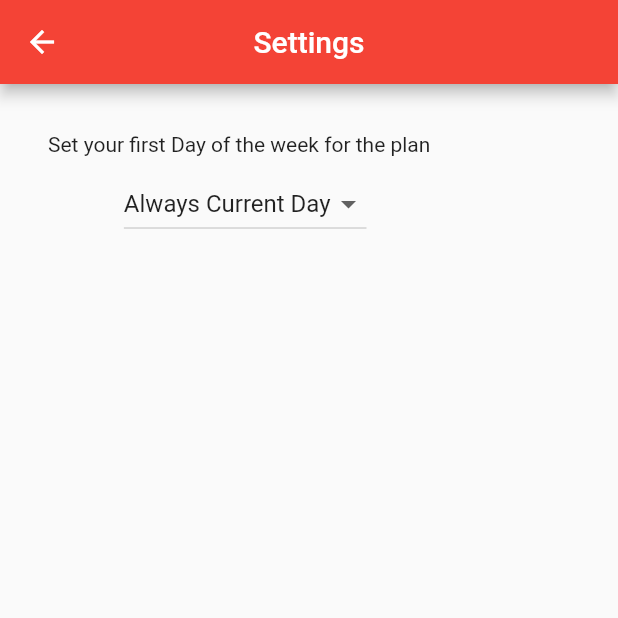
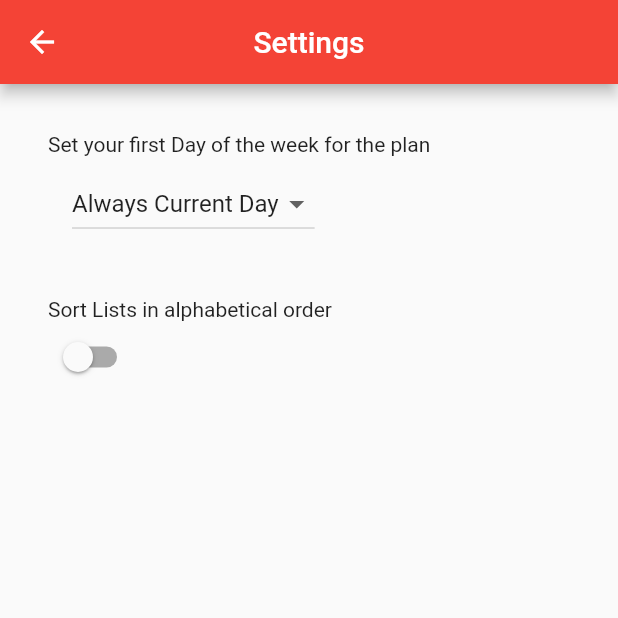
Before and after one commit to Barhuda/mealPlanner, a Flutter app: the SettingsScreen screen opened by its route, on a phone screen of 412 x 824 dp, the top half of it. Run offline on Flutter 3.47's test engine with Material 2 defaults, Android fonts, the phone set to English and light mode, and no system bars; our stand-ins replace easy_localization, firebase_analytics, firebase_core, flutter_colorpicker, flutter_typeahead, get and 4 more; missing offline and left inert: category_picker, clipboard, flutter_simple_dependency_injection; accounts and stored records are empty.

Commit message:
Change first Day of Week Dialog on Delete Meal Sort Lists alphabetical

```diff
--- a/assets/translations/de.json
+++ b/assets/translations/de.json
@@ -25,7 +25,8 @@
   "Set your first Day of the week": "Wähle den ersten Tag der Woche für den Plan",
   "Settings": "Einstellungen",
   "Do you really want to delete this meal?": "Soll diese Mahlzeit an diesem Tag wirklich gelöscht werden?",
-  "Delete": "Löschen"
+  "Delete": "Löschen",
+  "Sort Lists in alphabetical order": "Listen in alphabetischer Reihenfolge ordnen"
 
 
 
--- a/assets/translations/en.json
+++ b/assets/translations/en.json
@@ -25,7 +25,8 @@
   "Set your first Day of the week": "Set your first Day of the week for the plan",
   "Settings": "Settings",
   "Do you really want to delete this meal?": "Do you really want to delete this meal for this day?",
-  "Delete": "Delete"
+  "Delete": "Delete",
+  "Sort Lists in alphabetical order": "Sort Lists in alphabetical order"
 
 
 
--- a/lib/category.dart
+++ b/lib/category.dart
@@ -5,6 +5,7 @@ import 'database_helper.dart';
 import 'injection.dart';
 import 'package:category_picker/category_picker_item.dart';
 import 'package:easy_localization/easy_localization.dart';
+import 'package:shared_preferences/shared_preferences.dart';
 
 class Category {
   DatabaseHelper _databaseHelper = Injection.injector.get();
@@ -52,7 +53,9 @@ class Category {
   }
 
   Future<List<Category>> generateCategoryList() async {
-    final List<Map<String, dynamic>> maps = await _databaseHelper.db.query("category");
+    SharedPreferences prefs = await SharedPreferences.getInstance();
+    bool sortAlphabetical = prefs.getBool('sort') ?? false;
+    final List<Map<String, dynamic>> maps = await _databaseHelper.db.query("category", orderBy: sortAlphabetical ? "category_name ASC" : null);
     return List.generate(maps.length, (i) {
       return Category(id: maps[i]['id'], categoryName: maps[i]['category_name'], colorValue: maps[i]['color']);
     });
--- a/lib/screens/food_list.dart
+++ b/lib/screens/food_list.dart
@@ -13,6 +13,7 @@ import 'package:easy_localization/easy_localization.dart';
 import 'package:firebase_analytics/firebase_analytics.dart';
 import 'package:firebase_analytics/observer.dart';
 import 'package:mealpy/screens/category_screen.dart';
+import 'package:shared_preferences/shared_preferences.dart';
 import 'package:url_launcher/url_launcher.dart';
 import 'package:mealpy/buttons/buttonStyles.dart';
 import 'package:clipboard/clipboard.dart';
@@ -45,6 +46,8 @@ class _FoodListState extends State<FoodList> {
     'Lunch'.tr(),
     'Dinner'.tr(),
   ];
+  SharedPreferences prefs;
+  bool sortAlphabetical = false;
 
   int selectedCategoryFilterID;
 
@@ -74,6 +77,11 @@ class _FoodListState extends State<FoodList> {
 
   Future firstLoad() async {
     meallist = await Meallist().generateMealList(0);
+    prefs = await SharedPreferences.getInstance();
+    sortAlphabetical = prefs.getBool('sort') ?? false;
+    if (sortAlphabetical) {
+      meallist.sort((a, b) => a.mealName.toLowerCase().compareTo(b.mealName.toLowerCase()));
+    }
     categoryList = await Category().generateCategoryList();
   }
 
@@ -81,6 +89,9 @@ class _FoodListState extends State<FoodList> {
     categoryPickerItems = Category().catPickerItems();
     categoryDropDownItems = Category().createDropdownMenuItems();
     meallist = await Meallist().generateMealList(selectedCategoryFilterID);
+    if (sortAlphabetical) {
+      meallist.sort((a, b) => a.mealName.toLowerCase().compareTo(b.mealName.toLowerCase()));
+    }
     categoryList = await Category().generateCategoryList();
   }
 
--- a/lib/screens/settings_screen.dart
+++ b/lib/screens/settings_screen.dart
@@ -23,6 +23,7 @@ class _SettingsScreenState extends State<SettingsScreen> {
   int selectedWeekDayAsFirstDay;
   var days;
   bool _isLoading = true;
+  bool sortAlphabetical = false;
   List<DropdownMenuItem<int>> dropDownList = [];
 
   int selectedValue = 0;
@@ -38,6 +39,7 @@ class _SettingsScreenState extends State<SettingsScreen> {
   _getSharedPrefs() async {
     prefs = await SharedPreferences.getInstance();
     selectedWeekDayAsFirstDay = prefs.getInt('selectedWeekDay') ?? 0;
+    sortAlphabetical = prefs.getBool('sort') ?? false;
     setState(() {
       selectedValue = selectedWeekDayAsFirstDay;
     });
@@ -78,6 +80,7 @@ class _SettingsScreenState extends State<SettingsScreen> {
       body: Padding(
         padding: const EdgeInsets.all(32.0),
         child: Column(
+          crossAxisAlignment: CrossAxisAlignment.start,
           children: [
             Text("Set your first Day of the week").tr(),
             _isLoading
@@ -95,6 +98,18 @@ class _SettingsScreenState extends State<SettingsScreen> {
                       },
                     ),
                   ),
+            SizedBox(
+              height: 30,
+            ),
+            Text("Sort Lists in alphabetical order").tr(),
+            Switch(
+                value: sortAlphabetical,
+                onChanged: (value) {
+                  prefs.setBool('sort', value);
+                  setState(() {
+                    sortAlphabetical = value;
+                  });
+                })
           ],
         ),
       ),
```
Also changed, not shown: lib/database_helper.dart (+7 -1 lines), lib/screens/category_screen.dart (+13 -0 lines).
